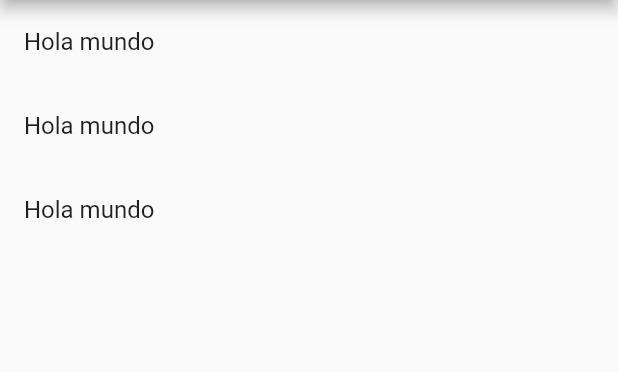
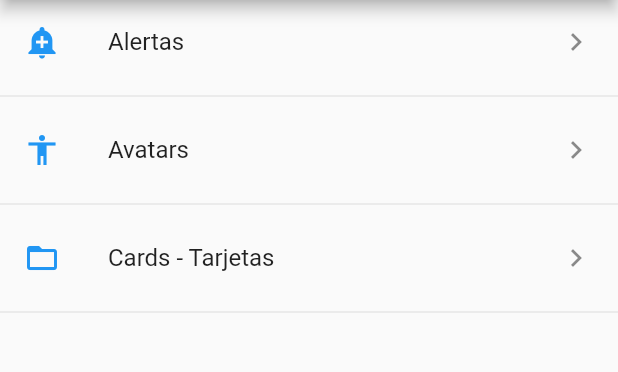
Before and after one commit to dconbal/componentes, a Flutter app: the screen it shows after launch, on a phone screen of 412 x 824 dp, the part 84-456 px from its top. Run offline on Flutter 3.47's test engine with Material 2 defaults, Android fonts, the phone set to English and light mode, and no system bars.

Commit message:
Añadido pestana alertas, avatar y card

```diff
--- a/lib/main.dart
+++ b/lib/main.dart
@@ -1,5 +1,8 @@
 import 'package:flutter/material.dart';
+import 'package:flutter_application_1/src/pages/alert_page.dart';
+import 'package:flutter_application_1/src/pages/avatar_page.dart';
 import 'package:flutter_application_1/src/pages/home_page.dart';
+import 'package:flutter_application_1/src/routes/routes.dart';
 
 void main() => runApp(MyApp());
 
@@ -10,7 +13,9 @@ class MyApp extends StatelessWidget {
       title: 'Componentes App',
       //quitar el banner de debug
       debugShowCheckedModeBanner: false,
-      home: HomePage(), //el scaffold se crea directamente en el archivo
+      //home: HomePage(), //el scaffold se crea directamente en el archivo
+      initialRoute: '/',
+      routes: getApplicationRoutes(),
     );
   }
 }
--- a/lib/src/pages/home_page.dart
+++ b/lib/src/pages/home_page.dart
@@ -1,4 +1,7 @@
 import 'package:flutter/material.dart';
+import 'package:flutter_application_1/src/pages/alert_page.dart';
+import 'package:flutter_application_1/src/providers/menu_provider.dart';
+import 'package:flutter_application_1/src/utils/icono_string_util.dart';
 
 class HomePage extends StatelessWidget {
   //const ({ Key? key }) : super(key: key);
@@ -17,16 +20,44 @@ class HomePage extends StatelessWidget {
   }
 
   Widget _lista() {
-    return ListView(
-      children: _listaItems(),
+    //print(menuProvider.opciones);
+    //menuProvider.cargarData().then((opciones) {
+    //  print(opciones);
+    //});
+
+    return FutureBuilder(
+      future: menuProvider.cargarData(),
+      initialData: [],
+      builder: (BuildContext context, AsyncSnapshot snapshot) {
+        return ListView(
+          children: _listaItems(snapshot.data, context),
+        );
+      },
     );
   }
 
-  List<Widget> _listaItems() {
-    return [
-      ListTile(title: Text("Hola mundo")),
-      ListTile(title: Text("Hola mundo")),
-      ListTile(title: Text("Hola mundo")),
-    ];
+  List<Widget> _listaItems(List<dynamic> data, BuildContext context) {
+    final List<Widget> opciones = [];
+
+    data.forEach((opt) {
+      final widgetTemp = ListTile(
+        title: Text(opt['texto']),
+        leading: getIcon(opt['icon']),
+        trailing: Icon(Icons.keyboard_arrow_right),
+        onTap: () {
+          //final route = MaterialPageRoute(
+          //  builder: (context) {
+          //    return AlertPage();
+          //  },
+          //);
+          //Navigator.push(context, route);
+          Navigator.pushNamed(context, opt['ruta']);
+        },
+      );
+      opciones
+        ..add(widgetTemp)
+        ..add(Divider());
+    });
+    return opciones;
   }
 }
--- /dev/null
+++ b/lib/src/routes/routes.dart
@@ -0,0 +1,14 @@
+import 'package:flutter/material.dart';
+import 'package:flutter_application_1/src/pages/alert_page.dart';
+import 'package:flutter_application_1/src/pages/avatar_page.dart';
+import 'package:flutter_application_1/src/pages/card_pages.dart';
+import 'package:flutter_application_1/src/pages/home_page.dart';
+
+Map<String, WidgetBuilder> getApplicationRoutes() {
+  return <String, WidgetBuilder>{
+    '/': (BuildContext context) => HomePage(),
+    'alert': (BuildContext context) => AlertPage(),
+    'avatar': (BuildContext context) => AvatarPage(),
+    'card': (BuildContext context) => CardPage(),
+  };
+}
--- /dev/null
+++ b/lib/src/utils/icono_string_util.dart
@@ -0,0 +1,11 @@
+import 'package:flutter/material.dart';
+
+final _icon = <String, IconData>{
+  'add_alert': Icons.add_alert,
+  'accessibility': Icons.accessibility,
+  'folder_open': Icons.folder_open,
+};
+
+Icon getIcon(String nombreIcono) {
+  return Icon(_icon[nombreIcono], color: Colors.blue);
+}
--- a/pubspec.yaml
+++ b/pubspec.yaml
@@ -60,7 +60,7 @@ flutter:
   # To add assets to your application, add an assets section, like this:
   assets:
     - data/menu_opts.json
-  #   - images/a_dot_ham.jpeg
+    - assets/
 
   # An image asset can refer to one or more resolution-specific "variants", see
   # https://flutter.dev/assets-and-images/#resolution-aware.
```
Also changed, not shown: lib/src/pages/alert_page.dart (added, +86 -0 lines), lib/src/pages/avatar_page.dart (added, +25 -0 lines), lib/src/pages/card_pages.dart (added, +126 -0 lines), lib/src/providers/menu_provider.dart (+9 -7 lines), assets/baile.gif (added), assets/gafas.gif (added), assets/jar-loading.gif (added), assets/messi.gif (added), 1 other file.
